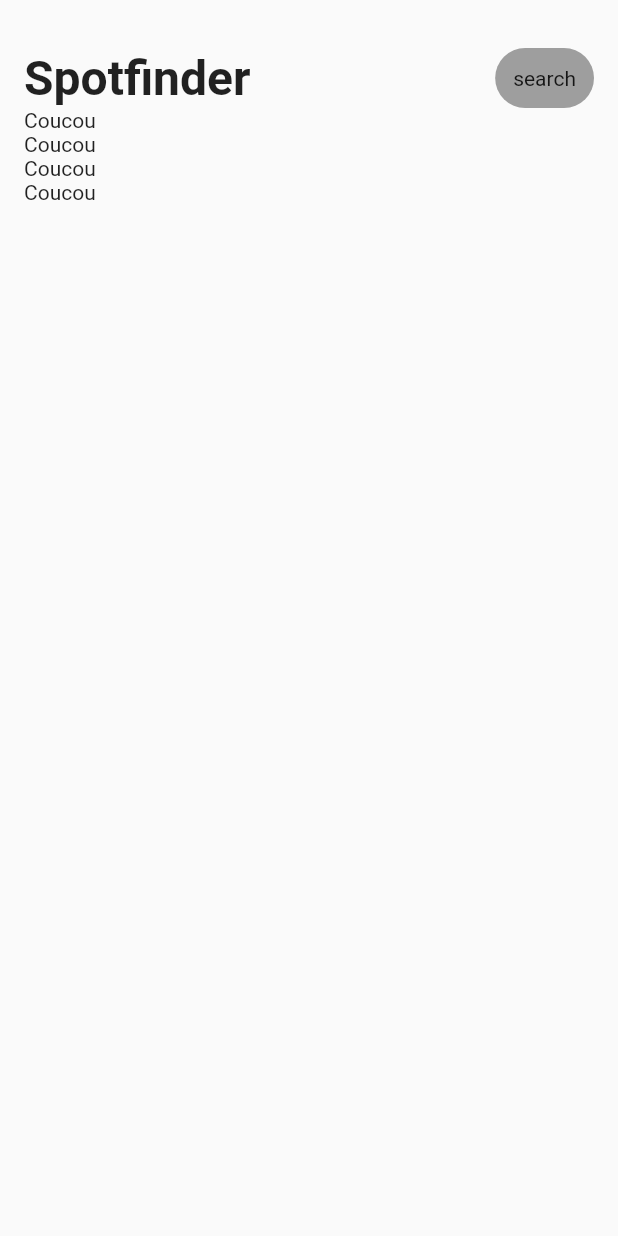
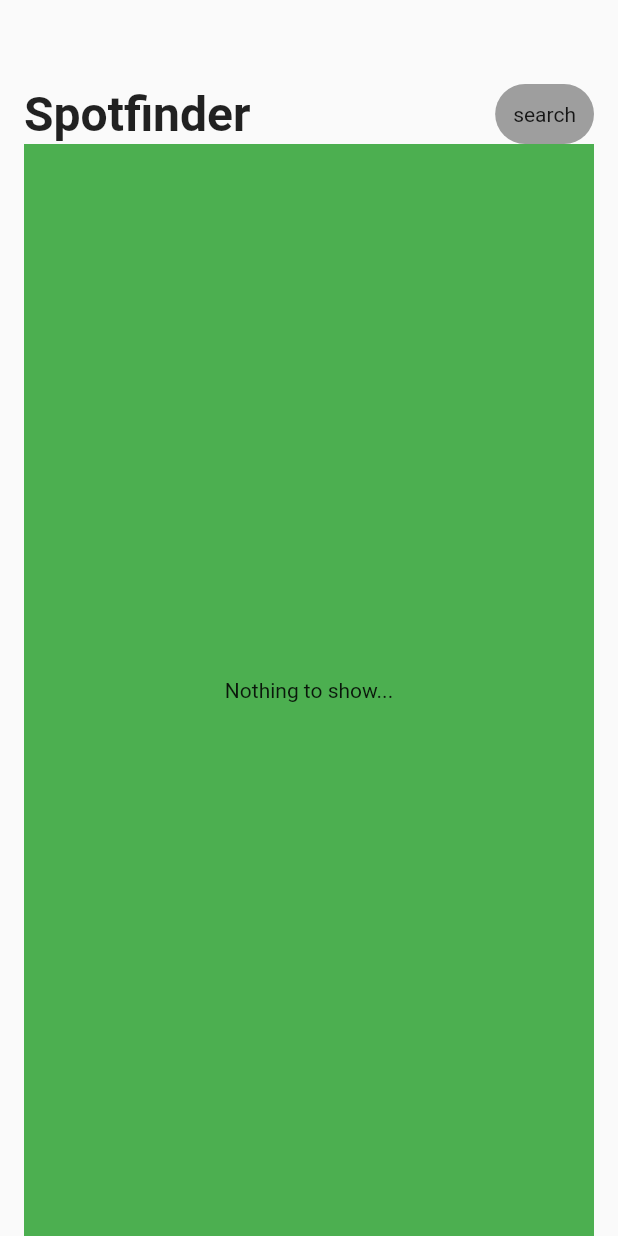
Before and after one commit to remylavergne/spotfinder-mobile, a Flutter app: the screen it shows after launch, on a phone screen of 412 x 824 dp. Run offline on Flutter 3.47's test engine with Material 2 defaults, Android fonts, the phone set to English and light mode, and no system bars.

Commit message:
if no data, display a message

```diff
--- a/lib/main.dart
+++ b/lib/main.dart
@@ -14,39 +14,34 @@ class MyApp extends StatelessWidget {
         primarySwatch: Colors.blue,
         visualDensity: VisualDensity.adaptivePlatformDensity,
       ),
-      home: MyHomePage(),
+      home: MyHomePage(title: 'Flutter Demo Home Page'),
     );
   }
 }
 
 class MyHomePage extends StatefulWidget {
-  MyHomePage({Key key}) : super(key: key);
+  MyHomePage({Key key, this.title}) : super(key: key);
+
+  final String title;
 
   @override
   _MyHomePageState createState() => _MyHomePageState();
 }
 
 class _MyHomePageState extends State<MyHomePage> {
-  List<Widget> widgets = new List();
-
-  @override
-  void initState() {
-    this.widgets.add(this._header());
-    this.widgets.add(Text('Coucou'));
-    this.widgets.add(Text('Coucou'));
-    this.widgets.add(Text('Coucou'));
-    this.widgets.add(Text('Coucou'));
-
-    print('Taille de la liste => ${this.widgets.length}');
-    super.initState();
-  }
+  List<Widget> spots = List();
 
   @override
   Widget build(BuildContext context) {
     return Scaffold(
       body: Container(
-        padding: EdgeInsets.only(top: 32.0, left: 16.0, right: 16.0),
-        child: this._spotList(),
+        padding: EdgeInsets.only(top: 56.0, left: 16.0, right: 16.0),
+        child: Column(
+          children: [
+            this._header(),
+            this._spotList(),
+          ],
+        ),
       ), // This trailing comma makes auto-formatting nicer for build methods.
     );
   }
@@ -82,10 +77,27 @@ class _MyHomePageState extends State<MyHomePage> {
   }
 
   Widget _spotList() {
-    return ListView.builder(
-        itemCount: this.widgets.length,
-        itemBuilder: (BuildContext context, int index) {
-          return this.widgets[index];
-        });
+    if (this.spots.isNotEmpty) {
+      return Expanded(
+        child: Container(
+          // color: Colors.green,
+          child: ListView.builder(
+              shrinkWrap: true,
+              itemCount: this.spots.length,
+              itemBuilder: (BuildContext context, int index) {
+                return this.spots[index];
+              }),
+        ),
+      );
+    } else {
+      return Expanded(
+        child: Container(
+          color: Colors.green,
+          child: Center(
+            child: Text('Nothing to show...'),
+          ),
+        ),
+      );
+    }
   }
 }
--- /dev/null
+++ b/lib/models/spot.model.dart
@@ -0,0 +1,9 @@
+class Spot {
+  String name;
+  String picture;
+
+  Spot(String name, String picture) {
+    this.name = name;
+    this.picture = picture;
+  }
+}
```
